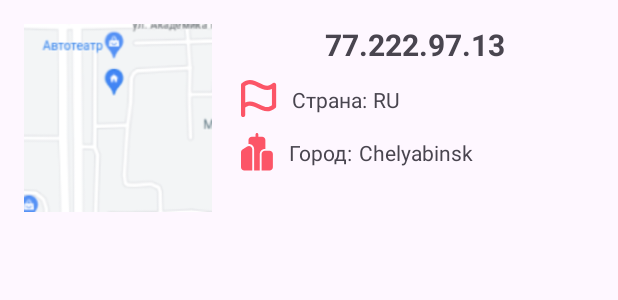
After one commit to NovbiChannel/IP_Pathfinder_App, an Android app: the layout search_list_item.xml on its own in the app's theme, with its tools: preview values and no code run, on a phone screen of 412 x 824 dp. The commit adds this screen. Shown: the top 300 px of the screen. Run offline under Robolectric (Android 15) with nearby library versions, the phone set to English and light mode, and no system bars; network calls fail.

Commit message:
Saving the desired ip to the room database, the ability to delete an entry from the database by swiping the list item to the left. Adding a new entry will occur if the required ip address is not in the database.

```diff
--- a/app/build.gradle.kts
+++ b/app/build.gradle.kts
@@ -60,6 +60,7 @@ dependencies {
     androidTestImplementation("androidx.test.espresso:espresso-core:3.5.1")
     //RoomDB
     implementation ("androidx.room:room-runtime:$roomVersion")
+    implementation ("androidx.room:room-ktx:$roomVersion")
     kapt ("androidx.room:room-compiler:$roomVersion")
     //Retrofit
     implementation ("com.squareup.retrofit2:retrofit:$retrofitVersion")
--- /dev/null
+++ b/app/src/main/res/drawable/ic_city_23dp.xml
@@ -0,0 +1,9 @@
+<vector xmlns:android="http://schemas.android.com/apk/res/android"
+    android:width="22dp"
+    android:height="26dp"
+    android:viewportWidth="22"
+    android:viewportHeight="26">
+  <path
+      android:pathData="M11.563,0.938C11.563,0.689 11.464,0.45 11.288,0.275C11.112,0.099 10.874,0 10.625,0C10.376,0 10.138,0.099 9.962,0.275C9.786,0.45 9.688,0.689 9.688,0.938V2.505H7.188C6.607,2.505 6.051,2.735 5.641,3.146C5.23,3.556 5,4.112 5,4.693V7.386C6.9,7.214 8.75,8.681 8.75,10.815V24.067C8.75,24.101 8.75,24.134 8.748,24.165V25.005H12.498V23.442H12.5V14.068C12.5,13.156 12.862,12.281 13.507,11.637C14.151,10.992 15.026,10.63 15.938,10.63H16.25V4.693C16.25,4.112 16.02,3.556 15.609,3.146C15.199,2.735 14.643,2.505 14.063,2.505H11.563V0.938ZM13.748,25.005H19.063C19.643,25.005 20.199,24.774 20.609,24.364C21.02,23.954 21.25,23.398 21.25,22.817V14.068C21.25,13.487 21.02,12.931 20.609,12.521C20.199,12.111 19.643,11.88 19.063,11.88H15.938C15.357,11.88 14.801,12.111 14.391,12.521C13.981,12.931 13.75,13.487 13.75,14.068V23.442H13.748V25.005ZM7.5,23.442H7.497V25.005H2.188C1.607,25.005 1.051,24.774 0.641,24.364C0.23,23.954 0,23.398 0,22.817V12.868C0,12.13 0.371,11.443 0.988,11.039L4.113,8.988C5.566,8.031 7.5,9.075 7.5,10.815V23.442Z"
+      android:fillColor="#000000"/>
+</vector>
--- /dev/null
+++ b/app/src/main/res/drawable/ic_flag_23dp.xml
@@ -0,0 +1,9 @@
+<vector xmlns:android="http://schemas.android.com/apk/res/android"
+    android:width="24dp"
+    android:height="25dp"
+    android:viewportWidth="24"
+    android:viewportHeight="25">
+  <path
+      android:pathData="M0.485,2.212C0.332,2.345 0.209,2.509 0.126,2.693C0.042,2.878 -0.001,3.078 0,3.281V22.968C0,23.341 0.148,23.699 0.412,23.962C0.676,24.226 1.033,24.374 1.406,24.374C1.779,24.374 2.137,24.226 2.401,23.962C2.664,23.699 2.813,23.341 2.813,22.968V18.014C5.489,16.007 7.746,16.945 11.095,18.599C12.997,19.537 15.166,20.615 17.517,20.615C19.242,20.615 21.066,20.036 22.952,18.403C23.104,18.271 23.226,18.108 23.31,17.926C23.393,17.743 23.437,17.544 23.438,17.343V3.281C23.438,3.011 23.36,2.747 23.214,2.52C23.069,2.293 22.861,2.113 22.615,2.001C22.37,1.889 22.098,1.85 21.831,1.888C21.564,1.927 21.314,2.041 21.11,2.218C18.215,4.727 15.892,3.778 12.342,2.021C9.046,0.383 4.942,-1.648 0.485,2.212ZM20.625,16.67C17.948,18.678 15.691,17.738 12.342,16.085C9.628,14.737 6.367,13.124 2.813,14.75V3.947C5.489,1.941 7.746,2.879 11.095,4.533C12.997,5.471 15.166,6.549 17.517,6.549C18.59,6.551 19.651,6.318 20.625,5.868V16.67Z"
+      android:fillColor="#000000"/>
+</vector>
--- /dev/null
+++ b/app/src/main/res/drawable/shape_image_stroke_round.xml
@@ -0,0 +1,7 @@
+<?xml version="1.0" encoding="utf-8"?>
+<shape
+    xmlns:android="http://schemas.android.com/apk/res/android"
+    android:shape="rectangle">
+    <corners android:radius="8dp"/>
+    <stroke android:color="@color/colorAccent" android:width="2dp"/>
+</shape>
--- /dev/null
+++ b/app/src/main/res/layout/search_list_item.xml
@@ -0,0 +1,95 @@
+<?xml version="1.0" encoding="utf-8"?>
+<androidx.constraintlayout.widget.ConstraintLayout
+    xmlns:android="http://schemas.android.com/apk/res/android"
+    xmlns:app="http://schemas.android.com/apk/res-auto"
+    xmlns:tools="http://schemas.android.com/tools"
+    android:layout_width="match_parent"
+    android:layout_height="wrap_content"
+    >
+
+    <ImageView
+        android:id="@+id/iv_screen_map"
+        android:layout_width="125dp"
+        android:layout_height="125dp"
+        android:background="@drawable/shape_image_stroke_round"
+        android:layout_margin="16dp"
+        android:src="@drawable/test_screen"
+        app:layout_constraintStart_toStartOf="parent"
+        app:layout_constraintTop_toTopOf="parent"
+        app:layout_constraintBottom_toBottomOf="parent"/>
+
+    <TextView
+        android:id="@+id/tv_ip"
+        android:layout_width="wrap_content"
+        android:layout_height="wrap_content"
+        tools:text="77.222.97.13"
+        android:textSize="20sp"
+        android:textStyle="bold"
+        app:layout_constraintStart_toEndOf="@id/iv_screen_map"
+        app:layout_constraintTop_toTopOf="@id/iv_screen_map"
+        app:layout_constraintEnd_toEndOf="parent"
+        />
+
+    <ImageView
+        android:id="@+id/iv_flag"
+        android:layout_width="wrap_content"
+        android:layout_height="wrap_content"
+        android:src="@drawable/ic_flag_23dp"
+        android:layout_marginStart="19dp"
+        android:layout_marginTop="10dp"
+        app:layout_constraintStart_toEndOf="@id/iv_screen_map"
+        app:layout_constraintTop_toBottomOf="@id/tv_ip"
+        app:tint="@color/colorAccent" />
+
+    <TextView
+        android:id="@+id/tv_country_title"
+        android:layout_width="wrap_content"
+        android:layout_height="wrap_content"
+        android:text="@string/list_item_title_country"
+        android:layout_marginStart="10dp"
+        app:layout_constraintStart_toEndOf="@id/iv_flag"
+        app:layout_constraintTop_toTopOf="@id/iv_flag"
+        app:layout_constraintBottom_toBottomOf="@id/iv_flag"/>
+
+    <TextView
+        android:id="@+id/tv_country"
+        android:layout_width="wrap_content"
+        android:layout_height="wrap_content"
+        android:layout_marginStart="4dp"
+        tools:text="RU"
+        app:layout_constraintStart_toEndOf="@id/tv_country_title"
+        app:layout_constraintTop_toTopOf="@id/tv_country_title"
+        app:layout_constraintBottom_toBottomOf="@id/tv_country_title"/>
+
+    <ImageView
+        android:id="@+id/iv_city"
+        android:layout_width="wrap_content"
+        android:layout_height="wrap_content"
+        android:src="@drawable/ic_city_23dp"
+        android:layout_marginStart="19dp"
+        android:layout_marginTop="10dp"
+        app:layout_constraintStart_toEndOf="@id/iv_screen_map"
+        app:layout_constraintTop_toBottomOf="@id/iv_flag"
+        app:tint="@color/colorAccent"
+        />
+
+    <TextView
+        android:id="@+id/tv_city_title"
+        android:layout_width="wrap_content"
+        android:layout_height="wrap_content"
+        android:layout_marginStart="10dp"
+        android:text="@string/list_item_title_city"
+        app:layout_constraintStart_toEndOf="@id/iv_city"
+        app:layout_constraintTop_toTopOf="@id/iv_city"
+        app:layout_constraintBottom_toBottomOf="@id/iv_city"/>
+
+    <TextView
+        android:id="@+id/tv_city"
+        android:layout_width="wrap_content"
+        android:layout_height="wrap_content"
+        android:layout_marginStart="4dp"
+        tools:text="Chelyabinsk"
+        app:layout_constraintStart_toEndOf="@id/tv_city_title"
+        app:layout_constraintTop_toTopOf="@id/tv_city_title"
+        app:layout_constraintBottom_toBottomOf="@id/tv_city_title"/>
+</androidx.constraintlayout.widget.ConstraintLayout>
--- a/app/src/main/res/values/strings.xml
+++ b/app/src/main/res/values/strings.xml
@@ -9,4 +9,6 @@
     <string name="hello_blank_fragment">Hello blank fragment</string>
     <string name="hint_enter_ip_adress">Введите IP адрес</string>
     <string name="testAPIKey">AIzaSyBGubvJOwu7SbABxmhtNGNsEwFIaeTCXuw</string>
+    <string name="list_item_title_city">Город:</string>
+    <string name="list_item_title_country">Страна:</string>
 </resources>
```
Also changed, not shown: app/src/main/java/com/example/ip_search_app/data/api/SearchRepository.kt (+11 -1 lines), app/src/main/java/com/example/ip_search_app/data/db/SearchDao.kt (added, +21 -0 lines), app/src/main/java/com/example/ip_search_app/data/db/SearchDatabase.kt (added, +10 -0 lines), app/src/main/java/com/example/ip_search_app/di/AppModule.kt (+20 -0 lines), app/src/main/java/com/example/ip_search_app/models/SearchIpModel.kt (added, +21 -0 lines), app/src/main/java/com/example/ip_search_app/ui/adapters/HistoryAdapter.kt (added, +57 -0 lines), app/src/main/java/com/example/ip_search_app/ui/fragments/HistoryFragment.kt (+50 -0 lines), app/src/main/java/com/example/ip_search_app/ui/viewModels/HistoryViewModel.kt (added, +32 -0 lines), app/src/main/java/com/example/ip_search_app/ui/viewModels/SearchViewModel.kt (+8 -1 lines), app/src/main/res/layout/fragment_history.xml (+13 -9 lines), app/src/main/res/drawable/test_screen.png (added).
